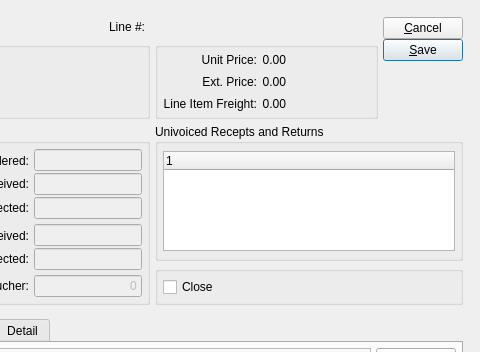
First picture: the form in xtuple/trunk/guiclient/voucherItem.ui, repository WooodHead/xtuple, before the edit; both pictures show x 112 to 592 and y 0 to 352 of the 592 by 583 pixel window.
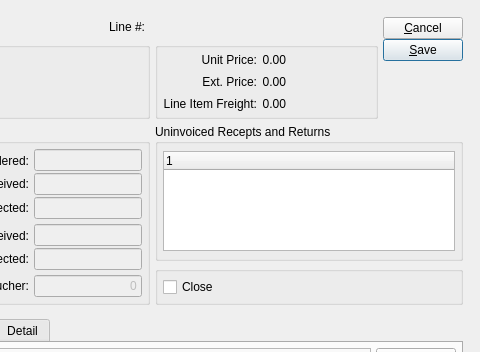
Second picture: the form after the edit. Custom widgets are drawn as their Qt base class.

Patch:
```diff
--- a/xtuple/trunk/guiclient/voucherItem.ui
+++ b/xtuple/trunk/guiclient/voucherItem.ui
@@ -546,7 +546,7 @@
        <item row="2" column="1" colspan="2">
         <widget class="QGroupBox" name="_uninvoicedGroup">
          <property name="title">
-          <string>Univoiced Recepts and Returns</string>
+          <string>Uninvoiced Recepts and Returns</string>
          </property>
          <layout class="QGridLayout" name="gridLayout_4">
           <item row="0" column="0">
```
